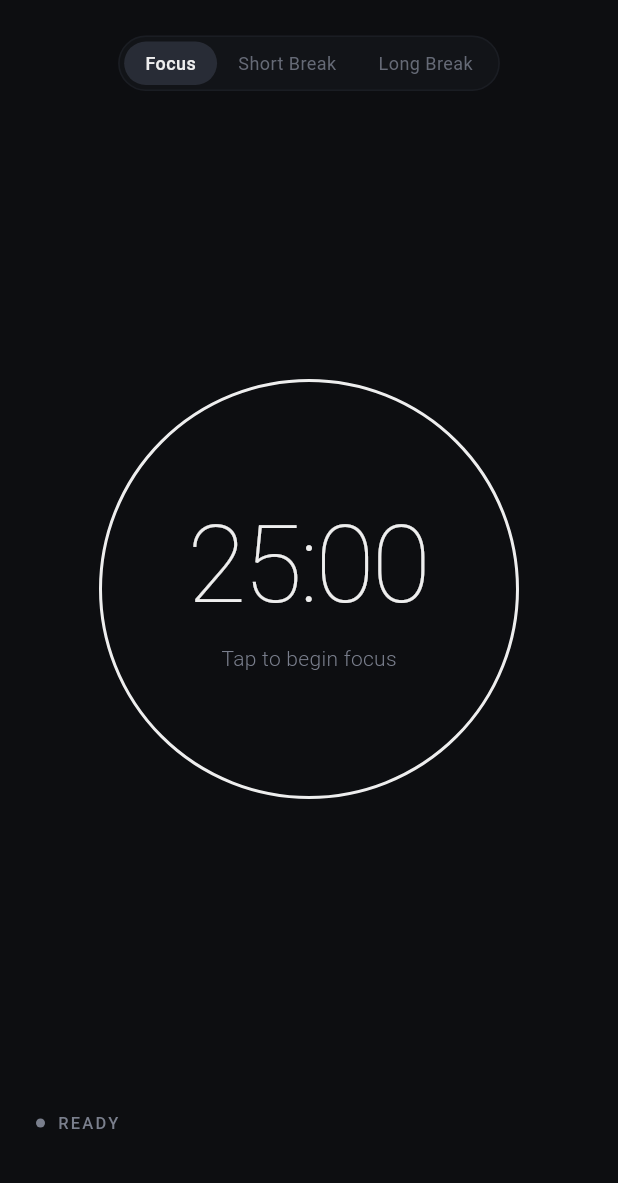
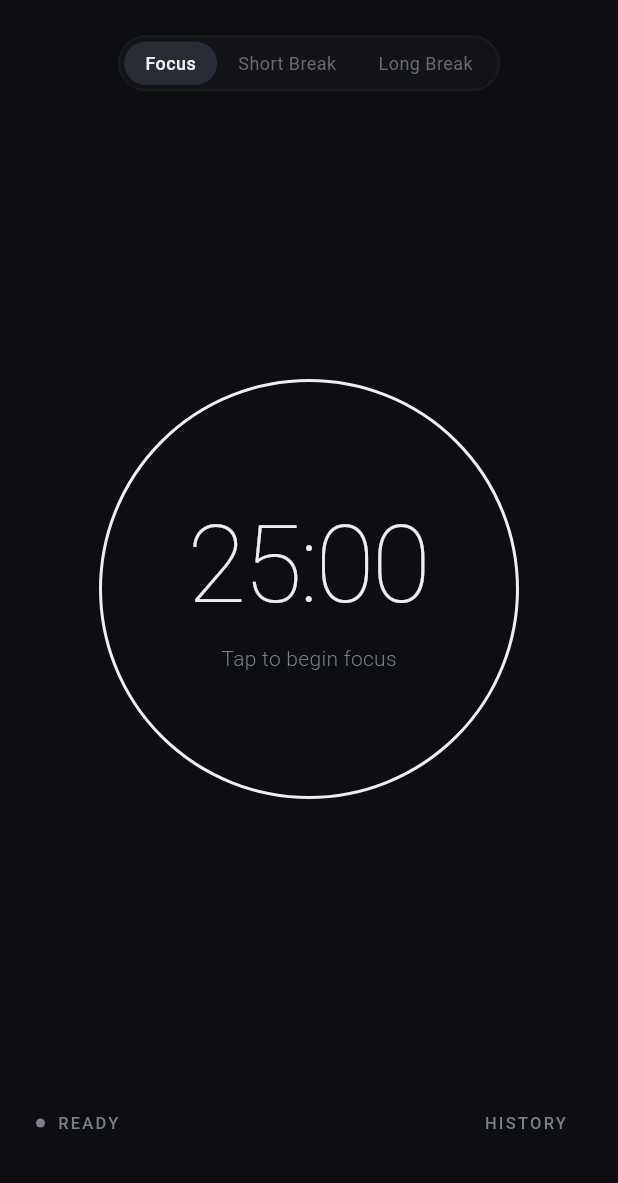
Before and after one commit to ovrrup/vord, a Flutter app: the screen it shows after launch, on a phone screen of 412 x 824 dp, the part 53-1236 px from its top. Run offline on Flutter 3.47's test engine with Material 3 defaults, Android fonts, the phone set to English and light mode, and no system bars.

Commit message:
feat: add session history tracking, daily metrics sheet, and tests

```diff
--- /dev/null
+++ b/lib/src/models/study_session.dart
@@ -0,0 +1,34 @@
+import 'session_mode.dart';
+
+class StudySession {
+  final String id;
+  final SessionModeType modeType;
+  final int durationSeconds;
+  final DateTime completedAt;
+
+  const StudySession({
+    required this.id,
+    required this.modeType,
+    required this.durationSeconds,
+    required this.completedAt,
+  });
+
+  Map<String, dynamic> toJson() => {
+    'id': id,
+    'modeType': modeType.name,
+    'durationSeconds': durationSeconds,
+    'completedAt': completedAt.toIso8601String(),
+  };
+
+  factory StudySession.fromJson(Map<String, dynamic> json) {
+    return StudySession(
+      id: json['id'] as String,
+      modeType: SessionModeType.values.firstWhere(
+        (e) => e.name == json['modeType'],
+        orElse: () => SessionModeType.focus,
+      ),
+      durationSeconds: json['durationSeconds'] as int,
+      completedAt: DateTime.parse(json['completedAt'] as String),
+    );
+  }
+}
--- a/lib/src/screens/timer_screen.dart
+++ b/lib/src/screens/timer_screen.dart
@@ -2,8 +2,10 @@ import 'dart:async';
 import 'package:flutter/material.dart';
 import '../models/session_mode.dart';
 import '../models/timer_status.dart';
+import '../services/session_service.dart';
 import '../theme/app_theme.dart';
 import '../widgets/mode_selector.dart';
+import '../widgets/session_history_sheet.dart';
 import '../widgets/timer_ring.dart';
 
 class TimerScreen extends StatefulWidget {
@@ -14,6 +16,7 @@ class TimerScreen extends StatefulWidget {
 }
 
 class _TimerScreenState extends State<TimerScreen> {
+  final SessionService _sessionService = SessionService();
   SessionMode _currentMode = SessionMode.focus;
   late int _totalSeconds;
   late int _remainingSeconds;
@@ -31,6 +34,7 @@ class _TimerScreenState extends State<TimerScreen> {
   @override
   void dispose() {
     _timer?.cancel();
+    _sessionService.dispose();
     super.dispose();
   }
 
@@ -72,6 +76,8 @@ class _TimerScreenState extends State<TimerScreen> {
         _completedFocusSessions++;
       }
     });
+
+    _sessionService.recordSession(_currentMode.type, _totalSeconds);
   }
 
   void _pauseTimer() {
@@ -162,7 +168,7 @@ class _TimerScreenState extends State<TimerScreen> {
           child: Column(
             crossAxisAlignment: CrossAxisAlignment.center,
             children: [
-              // Header: App Title & Focus Cycle Dots
+              // Header: App Title & Interactive Focus Stats / Cycle Dots
               Row(
                 mainAxisAlignment: MainAxisAlignment.spaceBetween,
                 children: [
@@ -174,7 +180,32 @@ class _TimerScreenState extends State<TimerScreen> {
                     ),
                   ),
 
-                  // Completed sessions in current 4-cycle
+                  // Tap to view history and daily stats
+                  GestureDetector(
+                    behavior: HitTestBehavior.opaque,
+                    onTap: () => SessionHistorySheet.show(context, _sessionService),
+                    child: Padding(
+                      padding: const EdgeInsets.symmetric(vertical: 4.0),
+                      child: Row(
+                        children: [
+                          ListenableBuilder(
+                            listenable: _sessionService,
+                            builder: (context, _) {
+                              final mins = _sessionService.todayFocusMinutes;
+                              if (mins == 0) return const SizedBox.shrink();
+                              return Padding(
+                                padding: const EdgeInsets.only(right: 10.0),
+                                child: Text(
+                                  '${mins}m',
+                                  style: theme.textTheme.labelLarge?.copyWith(
+                                    fontSize: 12,
+                                    letterSpacing: 0.5,
+                                    color: AppTheme.textSecondary,
+                                  ),
+                                ),
+                              );
+                            },
+                          ),
                           Row(
                             children: List.generate(4, (index) {
                               final isFilled = index < (_completedFocusSessions % 4);
@@ -190,6 +221,10 @@ class _TimerScreenState extends State<TimerScreen> {
                                 ),
                               );
                             }),
+                          ),
+                        ],
+                      ),
+                    ),
                   ),
                 ],
               ),
@@ -239,7 +274,7 @@ class _TimerScreenState extends State<TimerScreen> {
                 ),
               ),
 
-              // Bottom Bar: Status dot and subtle reset button
+              // Bottom Bar: Status dot, history quick tap, and reset button
               SizedBox(
                 height: 48,
                 child: Row(
@@ -267,14 +302,34 @@ class _TimerScreenState extends State<TimerScreen> {
                       ],
                     ),
 
-                    // Reset action when session is active or paused
-                    if (_status != TimerStatus.ready)
+                    Row(
+                      children: [
+                        TextButton(
+                          onPressed: () =>
+                              SessionHistorySheet.show(context, _sessionService),
+                          style: TextButton.styleFrom(
+                            foregroundColor: AppTheme.textSecondary,
+                            padding: const EdgeInsets.symmetric(
+                              horizontal: 10,
+                              vertical: 8,
+                            ),
+                          ),
+                          child: Text(
+                            'HISTORY',
+                            style: theme.textTheme.labelLarge?.copyWith(
+                              letterSpacing: 1.5,
+                              fontSize: 11,
+                            ),
+                          ),
+                        ),
+                        if (_status != TimerStatus.ready) ...[
+                          const SizedBox(width: 4),
                           TextButton(
                             onPressed: _resetTimer,
                             style: TextButton.styleFrom(
                               foregroundColor: AppTheme.textSecondary,
                               padding: const EdgeInsets.symmetric(
-                            horizontal: 12,
+                                horizontal: 10,
                                 vertical: 8,
                               ),
                             ),
@@ -285,9 +340,10 @@ class _TimerScreenState extends State<TimerScreen> {
                                 fontSize: 11,
                               ),
                             ),
-                      )
-                    else
-                      const SizedBox.shrink(),
+                          ),
+                        ],
+                      ],
+                    ),
                   ],
                 ),
               ),
--- /dev/null
+++ b/lib/src/services/session_service.dart
@@ -0,0 +1,45 @@
+import 'package:flutter/foundation.dart';
+import '../models/session_mode.dart';
+import '../models/study_session.dart';
+
+class SessionService extends ChangeNotifier {
+  final List<StudySession> _sessions = [];
+
+  List<StudySession> get sessions => List.unmodifiable(_sessions.reversed);
+
+  void recordSession(SessionModeType modeType, int durationSeconds) {
+    final session = StudySession(
+      id: DateTime.now().millisecondsSinceEpoch.toString(),
+      modeType: modeType,
+      durationSeconds: durationSeconds,
+      completedAt: DateTime.now(),
+    );
+
+    _sessions.add(session);
+    notifyListeners();
+  }
+
+  int get todayFocusSeconds {
+    final now = DateTime.now();
+    return _sessions
+        .where((s) =>
+            s.modeType == SessionModeType.focus &&
+            s.completedAt.year == now.year &&
+            s.completedAt.month == now.month &&
+            s.completedAt.day == now.day)
+        .fold(0, (sum, s) => sum + s.durationSeconds);
+  }
+
+  int get todayFocusMinutes => (todayFocusSeconds / 60).round();
+
+  int get todayFocusCount {
+    final now = DateTime.now();
+    return _sessions
+        .where((s) =>
+            s.modeType == SessionModeType.focus &&
+            s.completedAt.year == now.year &&
+            s.completedAt.month == now.month &&
+            s.completedAt.day == now.day)
+        .length;
+  }
+}
```
Also changed, not shown: lib/src/widgets/session_history_sheet.dart (added, +177 -0 lines), 1 other file. Lines whose indentation alone changed are shown as unchanged.
